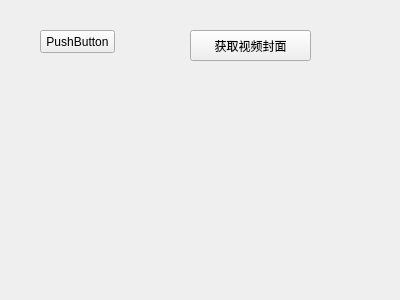
Old version of the form TestMediaPlayer/TestForm.ui in the repository lxj434368832/MCommonLibrary.
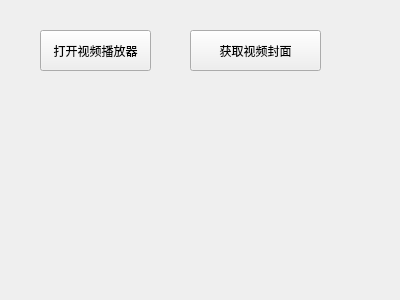
New version of the form.

Patch:
```diff
--- a/TestMediaPlayer/TestForm.ui
+++ b/TestMediaPlayer/TestForm.ui
@@ -18,12 +18,12 @@
     <rect>
      <x>40</x>
      <y>30</y>
-     <width>75</width>
-     <height>23</height>
+     <width>111</width>
+     <height>41</height>
     </rect>
    </property>
    <property name="text">
-    <string>PushButton</string>
+    <string>打开视频播放器</string>
    </property>
   </widget>
   <widget class="QPushButton" name="btnGetVideoCover">
@@ -31,8 +31,8 @@
     <rect>
      <x>190</x>
      <y>30</y>
-     <width>121</width>
-     <height>31</height>
+     <width>131</width>
+     <height>41</height>
     </rect>
    </property>
    <property name="text">
```
